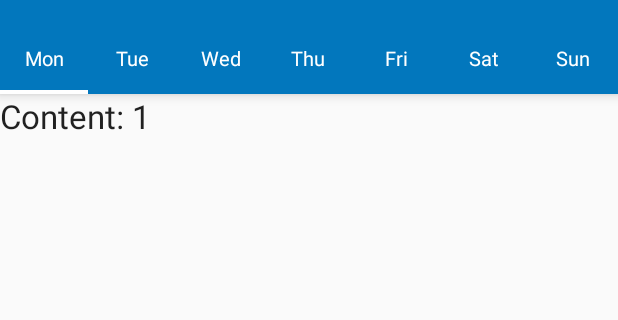
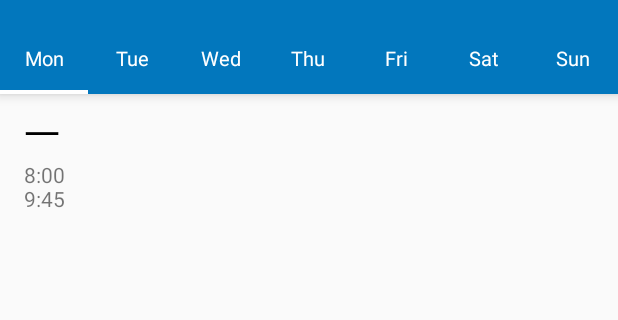
Before and after one commit to 13061121/LightSchedule-Project-Android, an Android app: the screen it shows after launch (MainActivity), on a phone screen of 412 x 824 dp, the part 62-382 px from its top. Run offline under Robolectric (Android 15) with nearby library versions, the phone set to English and light mode, and no system bars.

Commit message:
2015-10-28 22:50:52

```diff
--- a/src/main/java/com/leafli7/lightschedule/MainActivity.java
+++ b/src/main/java/com/leafli7/lightschedule/MainActivity.java
@@ -2,6 +2,7 @@ package com.leafli7.lightschedule;
 
 
 import android.content.res.Resources;
+import android.support.v4.app.Fragment;
 import android.support.v4.view.PagerAdapter;
 import android.support.v4.view.ViewPager;
 import android.support.v4.widget.DrawerLayout;
@@ -20,6 +21,9 @@ import android.widget.TextView;
 import android.widget.Toast;
 
 import com.example.lightschedule.R;
+import com.leafli7.lightschedule.fragment.DayScheduleFragment;
+
+import java.util.HashMap;
 
 import SlidingTabs.SlidingTabLayout;
 
@@ -55,7 +59,9 @@ public class MainActivity extends ActionBarActivity {
         Resources res = getResources();
         mSlidingTabLayout.setSelectedIndicatorColors(res.getColor(R.color.tab_indicator_color));
         mSlidingTabLayout.setDistributeEvenly(true);
-        mViewPager.setAdapter(new MainTabs());
+        MainTabs mainTabs = new MainTabs();
+        mainTabs.initial();
+        mViewPager.setAdapter(mainTabs);
 
         mSlidingTabLayout.setViewPager(mViewPager);
 
@@ -145,8 +151,19 @@ public class MainActivity extends ActionBarActivity {
      */
     class MainTabs extends PagerAdapter {
         String[] week = {"Monday", "Tuesday", "Wednesday", "Thursday", "Friday", "Saturday", "Sunday"};
+        HashMap<String, DayScheduleFragment> fragmentHashMap = new HashMap<String, DayScheduleFragment>();
 
         SparseArray<View> views = new SparseArray<View>();
+
+        public void initial(){
+            for (String day : week){
+                DayScheduleFragment curFragment = new DayScheduleFragment();
+                fragmentHashMap.put(day, curFragment);
+                getSupportFragmentManager().beginTransaction().add(curFragment, day).commit();
+            }
+
+
+        }
 
         /**
          * @return the number of pages to display
@@ -183,6 +200,13 @@ public class MainActivity extends ActionBarActivity {
          */
         @Override
         public Object instantiateItem(ViewGroup container, int position) {
+            if (position == 0) {
+                View viewTest = fragmentHashMap.get(week[position]).getView();
+                container.addView(viewTest);
+                views.put(position, viewTest);
+                return viewTest;
+            }
+
             // Inflate a new layout from our resources
             View view = getLayoutInflater().inflate(R.layout.pager_item,
                     container, false);
--- /dev/null
+++ b/src/main/java/com/leafli7/lightschedule/fragment/DayScheduleFragment.java
@@ -0,0 +1,53 @@
+package com.leafli7.lightschedule.fragment;
+
+
+import android.os.Bundle;
+import android.support.v4.app.Fragment;
+import android.util.Log;
+import android.view.LayoutInflater;
+import android.view.View;
+import android.view.ViewGroup;
+import android.widget.LinearLayout;
+import android.widget.Toast;
+
+import com.example.lightschedule.R;
+
+import java.util.HashMap;
+
+/**
+ * A simple {@link Fragment} subclass.
+ */
+public class DayScheduleFragment extends Fragment {
+
+    String TAG = getClass().getSimpleName();
+
+    public DayScheduleFragment() {
+        // Required empty public constructor
+    }
+
+
+    @Override
+    public View onCreateView(LayoutInflater inflater, ViewGroup container,
+                             Bundle savedInstanceState) {
+        // Inflate the layout for this fragment
+//        return inflater.inflate(R.layout.fragment_day_schedule, container, false);
+        return inflater.inflate(R.layout.day_schedule_list_item, container, false);
+    }
+
+
+    @Override
+    public void onStart() {
+        super.onStart();
+        View view = getView();
+        LinearLayout mainLl = (LinearLayout) view.findViewById(R.id.mainLl);
+        mainLl.setOnClickListener(new View.OnClickListener() {
+            @Override
+            public void onClick(View v) {
+                Toast.makeText(getActivity(), "linear layout clicked!", Toast.LENGTH_SHORT).show();
+                Log.e(TAG, "linear layout clicked!");
+            }
+        });
+        Log.e(TAG, "asd");
+    }
+
+}
--- /dev/null
+++ b/src/main/res/layout/day_schedule_list_item.xml
@@ -0,0 +1,32 @@
+<?xml version="1.0" encoding="utf-8"?>
+<LinearLayout xmlns:android="http://schemas.android.com/apk/res/android"
+    android:orientation="horizontal" android:layout_width="match_parent"
+    android:layout_height="match_parent"
+    android:id="@+id/mainLl">
+
+    <LinearLayout
+        android:layout_width="@dimen/list_head_left_item_length"
+        android:layout_height="match_parent"
+        android:orientation="vertical">
+
+        <TextView
+            android:layout_width="wrap_content"
+            android:layout_height="wrap_content"
+            android:layout_marginLeft="@dimen/activity_horizontal_margin"
+            android:layout_marginTop="@dimen/margin_top_bottom"
+            android:text="一"
+            android:textColor="#000000"
+            android:textSize="@dimen/text_size_headline"/>
+
+        <TextView
+            android:layout_width="wrap_content"
+            android:layout_height="wrap_content"
+            android:layout_marginLeft="@dimen/activity_horizontal_margin"
+            android:text="8:00\n9:45"
+            android:layout_marginBottom="@dimen/margin_top_bottom"/>
+
+    </LinearLayout>
+
+
+
+</LinearLayout>
--- /dev/null
+++ b/src/main/res/layout/fragment_day_schedule.xml
@@ -0,0 +1,11 @@
+<LinearLayout xmlns:android="http://schemas.android.com/apk/res/android"
+    xmlns:tools="http://schemas.android.com/tools" android:layout_width="match_parent"
+    android:layout_height="match_parent"
+    tools:context="com.leafli7.lightschedule.fragment.DayScheduleFragment"
+    android:orientation="vertical">
+
+    <ListView
+        android:layout_width="match_parent"
+        android:layout_height="match_parent"></ListView>
+
+</LinearLayout>
--- a/src/main/res/layout/navdrawer.xml
+++ b/src/main/res/layout/navdrawer.xml
@@ -39,7 +39,7 @@
                     android:id="@+id/imgDrawerHeader"
                     android:adjustViewBounds="true"
                     android:src="@drawable/img_navdrawerheader"
-                    android:text="Materialdesign"
+                    android:text="@string/app_name"
                     android:gravity="bottom"
                     android:textSize="25dp"
                     android:textColor="#ffffff"
--- a/src/main/res/values/dimens.xml
+++ b/src/main/res/values/dimens.xml
@@ -5,4 +5,7 @@
     <dimen name="headerbar_elevation">4dp</dimen>
     <dimen name="navdrawer_width">260dp</dimen>
     <dimen name="text_size_small">13sp</dimen>
+    <dimen name="text_size_headline">24sp</dimen>
+    <dimen name="list_head_left_item_length">72dp</dimen>
+    <dimen name="margin_top_bottom">8dp</dimen>
 </resources>
--- a/src/main/res/values/strings.xml
+++ b/src/main/res/values/strings.xml
@@ -4,4 +4,7 @@
     <string name="app_name">LightSchedule</string>
     <string name="action_settings">Menuitem</string>
     <string name="font_fontFamily_medium">sans-serif</string>
+
+<!-- TODO: Remove or change this placeholder text -->
+    <string name="hello_blank_fragment">Hello blank fragment</string>
 </resources>
```
Also changed, not shown: 1 other file.
